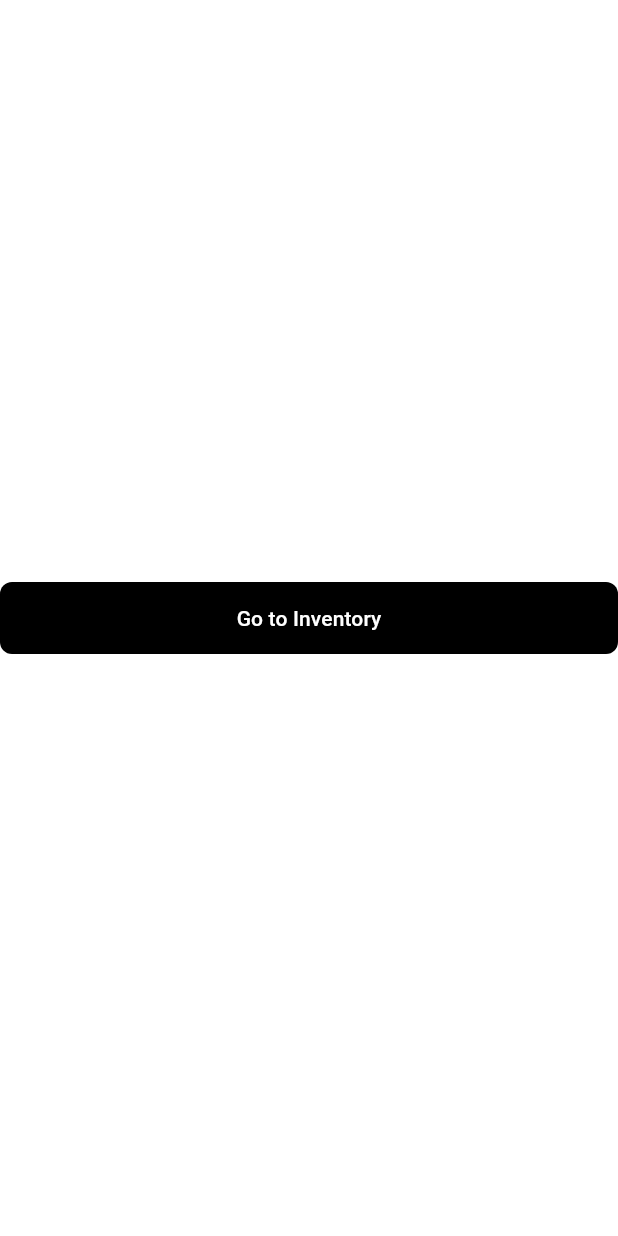
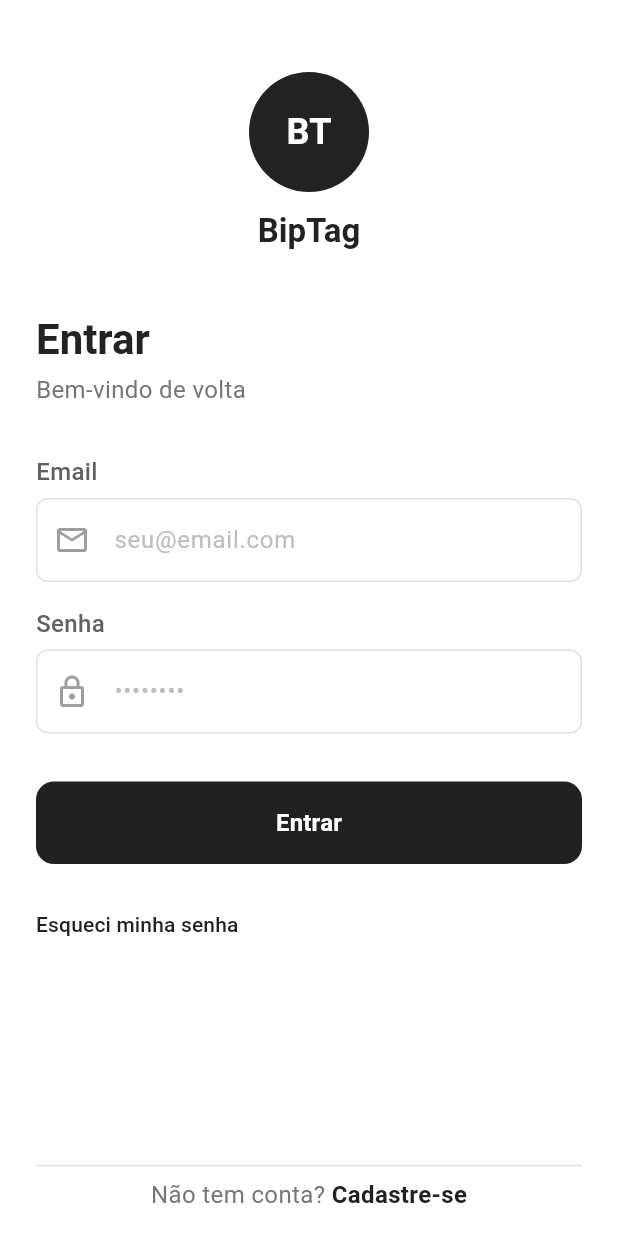
Before and after one commit to SoaresPauloR/BipTag, a Flutter app: the screen it shows after launch, on a phone screen of 412 x 824 dp. Run offline on Flutter 3.47's test engine with Material 3 defaults, Android fonts, the phone set to English and light mode, and no system bars.

Commit message:
adicionando telas de login e cadastro

```diff
--- a/lib/main.dart
+++ b/lib/main.dart
@@ -1,5 +1,7 @@
 import 'package:biptag/screens/inventory.dart';
 import 'package:biptag/screens/inventory_form.dart';
+import 'package:biptag/screens/login.dart';
+import 'package:biptag/screens/user_registration.dart'; // <-- Esta é a linha que resolve o teu erro!
 import 'package:biptag/theme/app_theme.dart';
 import 'package:flutter/material.dart';
 
@@ -10,7 +12,8 @@
       theme: AppTheme.lightTheme,
       initialRoute: '/',
       routes: {
-        '/': (context) => const Home(),
+        '/': (context) => const Login(),
+        '/register': (context) => const UserRegistration(),
         '/inventory': (context) => const Inventory(),
         '/inventory/create': (context) => const InventoryForm(),
       },
--- /dev/null
+++ b/lib/screens/login.dart
@@ -0,0 +1,254 @@
+import 'package:flutter/material.dart';
+
+class Login extends StatefulWidget {
+  const Login({super.key});
+
+  @override
+  State<Login> createState() => _LoginState();
+}
+
+class _LoginState extends State<Login> {
+  final _emailController = TextEditingController();
+  final _passwordController = TextEditingController();
+
+  @override
+  void dispose() {
+    _emailController.dispose();
+    _passwordController.dispose();
+    super.dispose();
+  }
+
+  @override
+  Widget build(BuildContext context) {
+    return Scaffold(
+      backgroundColor: Colors.white,
+      body: SafeArea(
+        child: Padding(
+          padding: const EdgeInsets.symmetric(horizontal: 24.0),
+          child: Column(
+            mainAxisAlignment: MainAxisAlignment.spaceBetween,
+            crossAxisAlignment: CrossAxisAlignment.stretch,
+            children: [
+              // Parte Central com Logo e Formulário
+              Expanded(
+                child: SingleChildScrollView(
+                  child: Column(
+                    crossAxisAlignment: CrossAxisAlignment.stretch,
+                    children: [
+                      const SizedBox(height: 48),
+
+                      // Logo Circular "BT"
+                      Center(
+                        child: Column(
+                          children: [
+                            Container(
+                              width: 80,
+                              height: 80,
+                              decoration: const BoxDecoration(
+                                color: Color(0xFF222222),
+                                shape: BoxShape.circle,
+                              ),
+                              alignment: Alignment.center,
+                              child: const Text(
+                                'BT',
+                                style: TextStyle(
+                                  color: Colors.white,
+                                  fontSize: 24,
+                                  fontWeight: FontWeight.bold,
+                                ),
+                              ),
+                            ),
+                            const SizedBox(height: 12),
+                            Text(
+                              'BipTag',
+                              style: Theme.of(context).textTheme.titleLarge?.copyWith(
+                                fontWeight: FontWeight.bold,
+                                color: const Color(0xFF222222),
+                              ),
+                            ),
+                          ],
+                        ),
+                      ),
+
+                      const SizedBox(height: 40),
+
+                      // Título "Entrar"
+                      Text(
+                        'Entrar',
+                        style: Theme.of(context).textTheme.headlineMedium?.copyWith(
+                          fontWeight: FontWeight.bold,
+                          color: const Color(0xFF222222),
+                        ),
+                      ),
+                      const SizedBox(height: 4),
+                      Text(
+                        'Bem-vindo de volta',
+                        style: Theme.of(context).textTheme.bodyMedium?.copyWith(
+                          color: Colors.grey[600],
+                        ),
+                      ),
+
+                      const SizedBox(height: 32),
+
+                      // Campo de Email usando o componente customizado adaptado
+                      InputFormLocal(
+                        label: "Email",
+                        hintText: "seu@email.com",
+                        controller: _emailController,
+                        icon: Icons.email_outlined,
+                      ),
+
+                      // Campo de Senha
+                      InputFormLocal(
+                        label: "Senha",
+                        hintText: "••••••••",
+                        controller: _passwordController,
+                        icon: Icons.lock_outline,
+                        obscureText: true,
+                      ),
+
+                      const SizedBox(height: 16),
+
+                      // Botão Entrar
+                      ElevatedButton(
+                        onPressed: () {
+                          Navigator.pushReplacementNamed(context, '/inventory');
+                        },
+                        style: ElevatedButton.styleFrom(
+                          backgroundColor: const Color(0xFF212121),
+                          foregroundColor: Colors.white,
+                          padding: const EdgeInsets.symmetric(vertical: 16),
+                          shape: RoundedRectangleBorder(
+                            borderRadius: BorderRadius.circular(12),
+                          ),
+                          elevation: 0,
+                        ),
+                        child: const Text(
+                          'Entrar',
+                          style: TextStyle(
+                            fontSize: 16,
+                            fontWeight: FontWeight.bold,
+                          ),
+                        ),
+                      ),
+
+                      const SizedBox(height: 16),
+
+                      // Esqueci minha senha
+                      Align(
+                        alignment: Alignment.centerLeft,
+                        child: TextButton(
+                          onPressed: () {
+                            // TODO: Implementar recuperação de senha
+                          },
+                          style: TextButton.styleFrom(
+                            padding: EdgeInsets.zero,
+                            foregroundColor: const Color(0xFF212121),
+                          ),
+                          child: const Text(
+                            'Esqueci minha senha',
+                            style: TextStyle(fontWeight: FontWeight.w500),
+                          ),
+                        ),
+                      ),
+                    ],
+                  ),
+                ),
+              ),
+
+              // Rodapé: "Não tem conta? Cadastre-se"
+              Padding(
+                padding: const EdgeInsets.only(bottom: 16.0, top: 8.0),
+                child: Column(
+                  children: [
+                    const Divider(color: Color(0xFFE0E0E0)),
+                    Row(
+                      mainAxisAlignment: MainAxisAlignment.center,
+                      children: [
+                        Text(
+                          'Não tem conta? ',
+                          style: TextStyle(color: Colors.grey[600]),
+                        ),
+                        GestureDetector(
+                          onTap: () {
+                            // Navegação para a tela de registro adicionada aqui
+                            Navigator.pushNamed(context, '/register');
+                          },
+                          child: const Text(
+                            'Cadastre-se',
+                            style: TextStyle(
+                              fontWeight: FontWeight.bold,
+                              color: Color(0xFF212121),
+                            ),
+                          ),
+                        ),
+                      ],
+                    ),
+                  ],
+                ),
+              ),
+            ],
+          ),
+        ),
+      ),
+    );
+  }
+}
+
+class InputFormLocal extends StatelessWidget {
+  final String hintText;
+  final String label;
+  final TextEditingController? controller;
+  final int? maxLines;
+  final IconData? icon;
+  final bool obscureText;
+
+  const InputFormLocal({
+    required this.hintText,
+    required this.label,
+    this.controller,
+    this.maxLines = 1,
+    this.icon,
+    this.obscureText = false,
+    super.key,
+  });
+
+  @override
+  Widget build(BuildContext context) {
+    return Column(
+      crossAxisAlignment: CrossAxisAlignment.start,
+      children: [
+        Padding(
+          padding: const EdgeInsets.only(bottom: 6.0),
+          child: Text(
+            label,
+            style: Theme.of(context).textTheme.bodyMedium?.copyWith(
+              color: Colors.grey[700],
+              fontWeight: FontWeight.w500,
+            ),
+          ),
+        ),
+        TextFormField(
+          maxLines: maxLines,
+          obscureText: obscureText,
+          controller: controller,
+          decoration: InputDecoration(
+            prefixIcon: icon != null ? Icon(icon, color: Colors.grey[500]) : null,
+            hintText: hintText,
+            hintStyle: TextStyle(color: Colors.grey[400]),
+            contentPadding: const EdgeInsets.symmetric(vertical: 16, horizontal: 12),
+            border: OutlineInputBorder(
+              borderRadius: BorderRadius.circular(8),
+              borderSide: BorderSide(color: Colors.grey[300]!),
+            ),
+            enabledBorder: OutlineInputBorder(
+              borderRadius: BorderRadius.circular(8),
+              borderSide: BorderSide(color: Colors.grey[300]!),
+            ),
+          ),
+        ),
+        const SizedBox(height: 16),
+      ],
+    );
+  }
+}
```
Also changed, not shown: lib/screens/user_registration.dart (added, +242 -0 lines), pubspec.lock, 1 other file.
